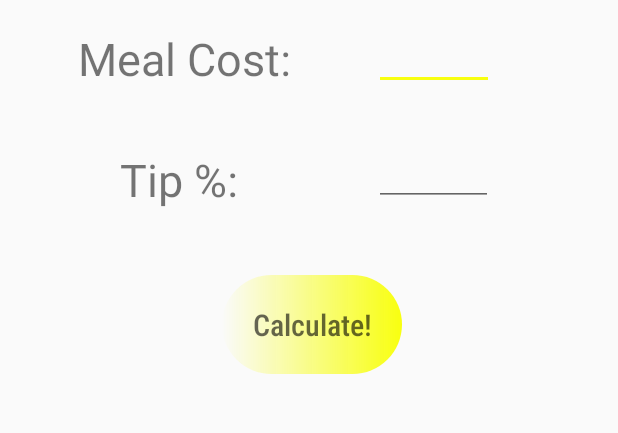
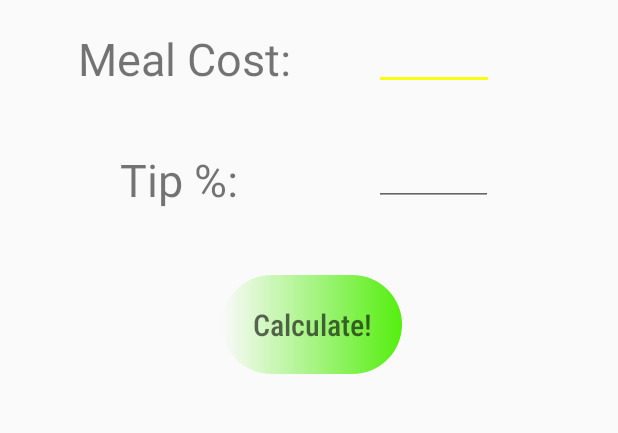
Before and after one commit to zerrudo5738/Zerrudo-MyTipCalculator, an Android app: the screen it shows after launch (MainActivity), on a phone screen of 412 x 824 dp, the part 235-668 px from its top. Run offline under Robolectric (Android 15) with nearby library versions, the phone set to English and light mode, and no system bars.

Commit message:
Changed the cool button to an even cooler button

```diff
--- a/app/src/main/res/drawable/custom_button.xml
+++ b/app/src/main/res/drawable/custom_button.xml
@@ -3,6 +3,6 @@
 
     <solid android:color="@color/colorPrimary"></solid>
     <corners android:radius="50sp"></corners>
-    <gradient android:startColorf4="@color/colorPrimary" android:endColor="@color/colorAccent"></gradient>
+    <gradient android:startColorf4="@color/colorPrimary" android:endColor="@color/colorPrimaryDark"></gradient>
 
 </shape>
```
